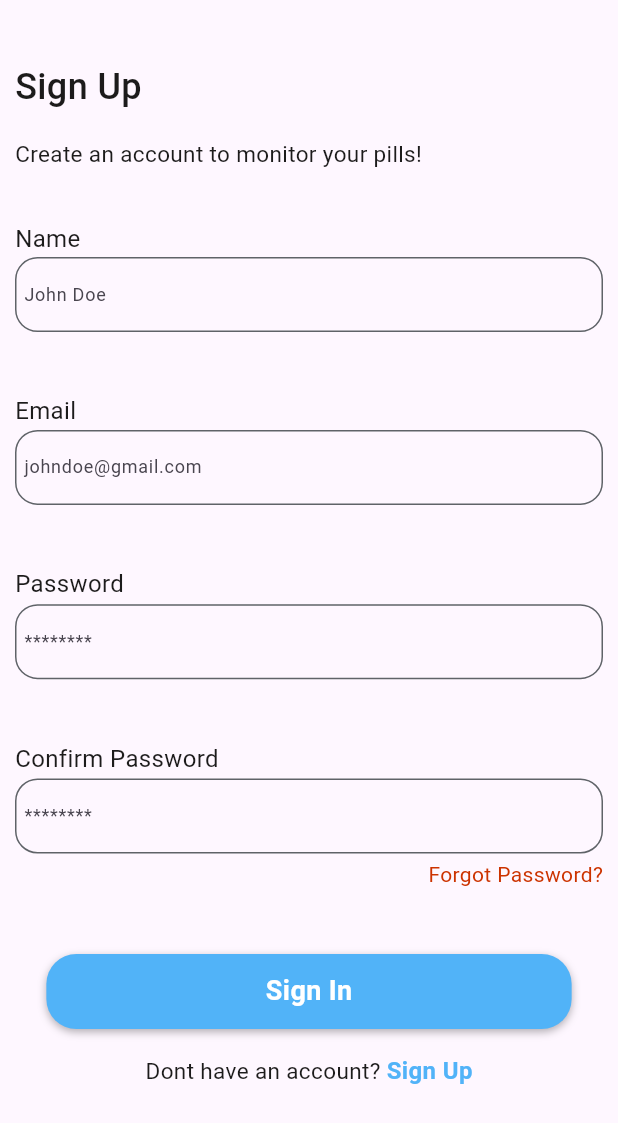
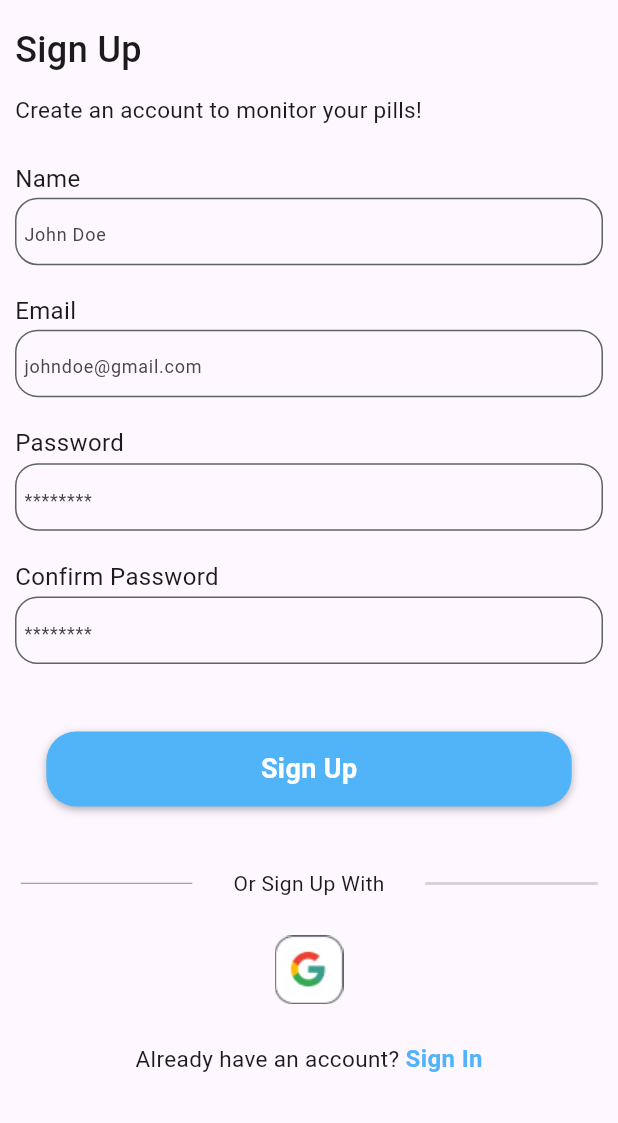
Before and after one commit to Lukong123/pill_count_monitor, a Flutter app: the SignUp screen opened directly, on a phone screen of 412 x 824 dp. Shown: the top 1123 px of the screen. Run offline on Flutter 3.47's test engine with Material 3 defaults, Android fonts, the phone set to English and light mode, and no system bars; our stand-ins replace adaptive_theme, flutter_svg, get, smooth_page_indicator; project files that could hold a hidden picture were left out.

Commit message:
sign up screen and initializing dashboard screens

```diff
--- a/lib/screens/auth/sign_in.dart
+++ b/lib/screens/auth/sign_in.dart
@@ -103,6 +103,7 @@ class _SignInState extends State<SignIn> {
                     height: 2,
                   ),
                   Container(
+                    height: 45,
                     decoration: BoxDecoration(borderRadius: BorderRadius.circular(15),
                     border: Border.all(color: AppColors.grey)),
                     child: TextFormField(
--- a/lib/screens/auth/sign_up.dart
+++ b/lib/screens/auth/sign_up.dart
@@ -1,6 +1,8 @@
 import 'package:flutter/material.dart';
+import 'package:flutter_svg/svg.dart';
 import 'package:pcm/utils/constants/constants.dart';
 import 'package:pcm/utils/styles/app_colors.dart';
+import 'package:pcm/utils/styles/assets_strings.dart';
 import 'package:pcm/widgets/app_button.dart';
 import 'package:pcm/widgets/input_field.dart';
 // import 'package:sizer/sizer.dart';
@@ -26,7 +28,7 @@ class _SignUpState extends State<SignUp> {
     return Scaffold(
       body: ListView(children: [
         SizedBox(
-        height: AppConstant.height(context) * 0.05,
+        height: AppConstant.height(context) * 0.02,
       ),
                    Padding(
             padding: EdgeInsets.symmetric(horizontal: 10.0),
@@ -39,7 +41,7 @@ class _SignUpState extends State<SignUp> {
             ),
           ),
           SizedBox(
-        height: AppConstant.height(context) * 0.02,
+        height: AppConstant.height(context) * 0.015,
       ),
       Padding(
             padding: EdgeInsets.symmetric(horizontal: 10.0),
@@ -54,7 +56,7 @@ class _SignUpState extends State<SignUp> {
       ),
 
           SizedBox(
-        height: AppConstant.height(context) * 0.03,
+        height: AppConstant.height(context) * 0.017,
       ),
           Padding(
             padding: EdgeInsets.symmetric(horizontal: 10.0, vertical: 10.0),
@@ -87,7 +89,7 @@ class _SignUpState extends State<SignUp> {
                       hintText: 'John Doe'),
 
           SizedBox(
-        height: AppConstant.height(context) * 0.05,
+        height: AppConstant.height(context) * 0.023,
       ),
       Text(
                     "Email",
@@ -113,7 +115,7 @@ class _SignUpState extends State<SignUp> {
                       hintText: 'johndoe@gmail.com'),
 
           SizedBox(
-        height: AppConstant.height(context) * 0.05,
+        height: AppConstant.height(context) * 0.023,
       ),
                   Text(
                     "Password",
@@ -126,6 +128,7 @@ class _SignUpState extends State<SignUp> {
                     height: 2,
                   ),
                   Container(
+                    height: 45,
                     decoration: BoxDecoration(borderRadius: BorderRadius.circular(15),
                     border: Border.all(color: AppColors.grey)),
                     child: TextFormField(
@@ -156,7 +159,7 @@ class _SignUpState extends State<SignUp> {
                   ),
 
           SizedBox(
-        height: AppConstant.height(context) * 0.05,
+        height: AppConstant.height(context) * 0.023,
       ),
                   Text(
                     "Confirm Password",
@@ -169,6 +172,7 @@ class _SignUpState extends State<SignUp> {
                     height: 2,
                   ),
                   Container(
+                    height: 45,
                     decoration: BoxDecoration(borderRadius: BorderRadius.circular(15),
                     border: Border.all(color: AppColors.grey)),
                     child: TextFormField(
@@ -199,25 +203,9 @@ class _SignUpState extends State<SignUp> {
                   ),
 
                   SizedBox(
-                    height: 4,
+                    height: 2
                   ),
-                  Align(
-                    alignment: Alignment.centerRight,
-                    child: GestureDetector(
-                      onTap: () {
-                        // Get.to(() => const PasswordReset(),
-                        //     duration: const Duration(
-                        //       milliseconds: 800,
-                        //     ),
-                        //     curve: Curves.easeInCirc,
-                        //     transition: Transition.fadeIn);
-                      },
-                      child: Text(
-                        "Forgot Password?",
-                        style: TextStyle(color: AppColors.errorColor),
-                      ),
-                    ),
-                  ),
+
                   SizedBox(
                     height: AppConstant.height(context) * 0.04,
                   ),
@@ -268,7 +256,7 @@ class _SignUpState extends State<SignUp> {
                       ),
                       child: Center(
                         child: Text(
-                          'Sign In',
+                          'Sign Up',
                           style: TextStyle(
                             fontSize: 18.0,
                             fontWeight: FontWeight.bold,
@@ -300,13 +288,31 @@ class _SignUpState extends State<SignUp> {
           //       // icon: SvgPicture.asset(ImageAssets.arrow),
           //       context: context),
           SizedBox(
-            height: AppConstant.height(context) * 0.02,
+            height: AppConstant.height(context) * 0.05,
           ),
-          Row(
+
+            Row(mainAxisAlignment: MainAxisAlignment.spaceAround,
+              children: [
+
+              SvgPicture.asset(ImageAssets.lineSvg),
+              Text("Or Sign Up With", style: TextStyle(
+                color: AppColors.dark
+              ),),
+              Image.asset(ImageAssets.linePng),
+
+            ],),
+            SizedBox(
+            height: AppConstant.height(context) * 0.03,
+          ),
+              Center(child: Image.asset(ImageAssets.google)),
+              SizedBox(
+            height: AppConstant.height(context) * 0.03,
+          ),
+               Row(
             mainAxisAlignment: MainAxisAlignment.center,
             children: [
               Text(
-                'Dont have an account?',
+                'Already have an account?',
                 style: TextStyle(
                     fontSize: 15, color: AppColors.dark),
               ),
@@ -318,7 +324,7 @@ class _SignUpState extends State<SignUp> {
                 //   Get.to(() => const SignUp());
                 // },
                 child: Text(
-                  'Sign Up',
+                  'Sign In',
                   style: TextStyle(
                       fontSize: 16,
                       color: AppColors.secondaryDark,
@@ -326,7 +332,8 @@ class _SignUpState extends State<SignUp> {
                 ),
               ),
             ],
-          )
+          ),
+
         ]),
     );
   }
--- a/lib/widgets/input_field.dart
+++ b/lib/widgets/input_field.dart
@@ -10,7 +10,7 @@ Widget inputField(
     Function(String)? onChanged,
     String? hintText}) {
   return Container(
-
+    height: 45,
     decoration: BoxDecoration(
       borderRadius: BorderRadius.circular(15),
       border: Border.all(
```
Also changed, not shown: lib/screens/dashboard/add_pill.dart (added, +15 -0 lines), lib/screens/dashboard/dashboard_main.dart (added, +37 -0 lines), lib/screens/dashboard/drug_detail.dart (added, +15 -0 lines), lib/screens/dashboard/pill_history.dart (added, +15 -0 lines), assets/images/line_png.png (renamed from assets/images/line_svg.png), assets/images/line_svg.svg (renamed from assets/images/line_png.svg).
